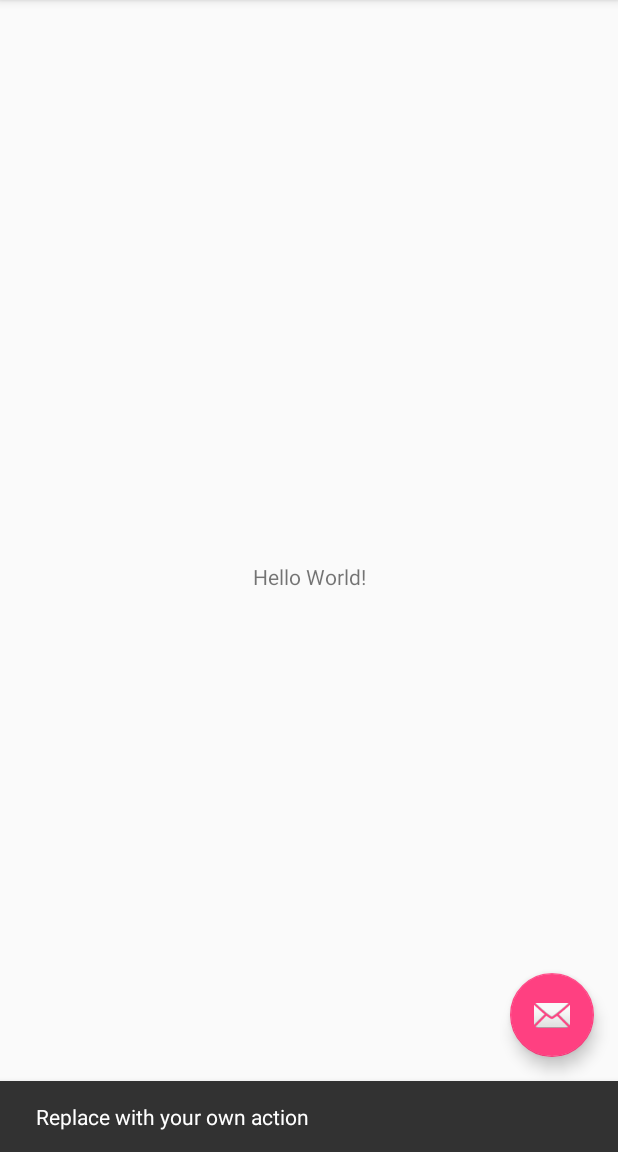
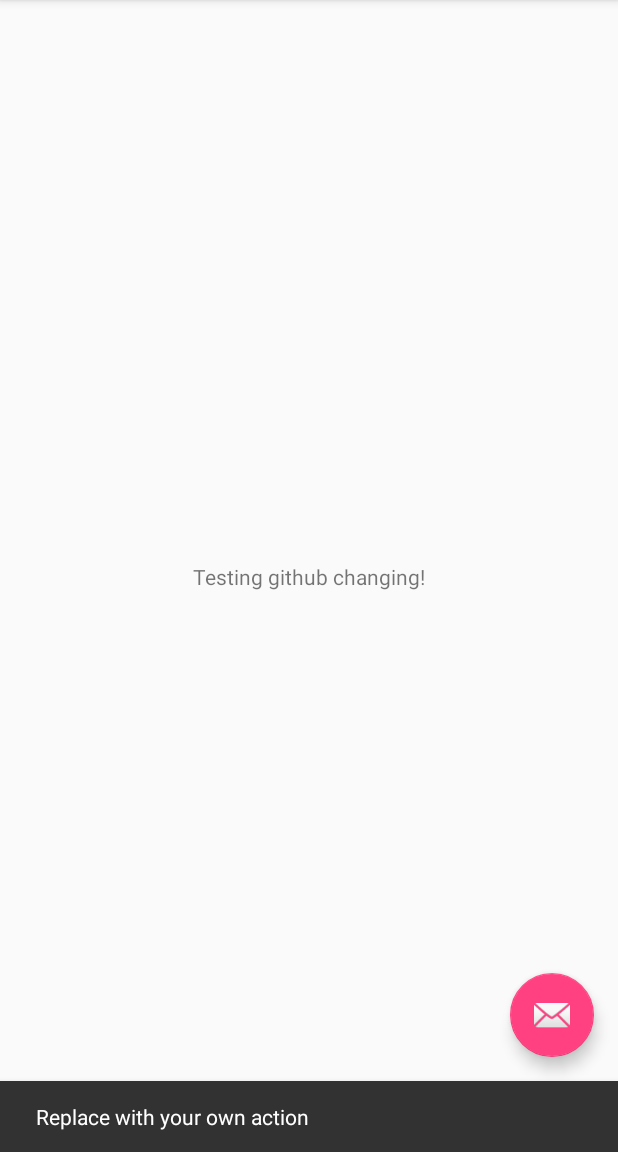
Before and after one commit to sarahsmo/cmsc436group6, an Android app: the screen it shows after launch (MainActivity), after a tap on an icon or button, on a phone screen of 412 x 824 dp, the part 84-1236 px from its top. Run offline under Robolectric (Android 15) with nearby library versions, the phone set to English and light mode, and no system bars.

Commit message:
testing changes

```diff
--- a/WhosThere/app/src/main/res/layout/content_main.xml
+++ b/WhosThere/app/src/main/res/layout/content_main.xml
@@ -11,7 +11,7 @@
     <TextView
         android:layout_width="wrap_content"
         android:layout_height="wrap_content"
-        android:text="Hello World!"
+        android:text="Testing github changing!"
         app:layout_constraintBottom_toBottomOf="parent"
         app:layout_constraintLeft_toLeftOf="parent"
         app:layout_constraintRight_toRightOf="parent"
```
